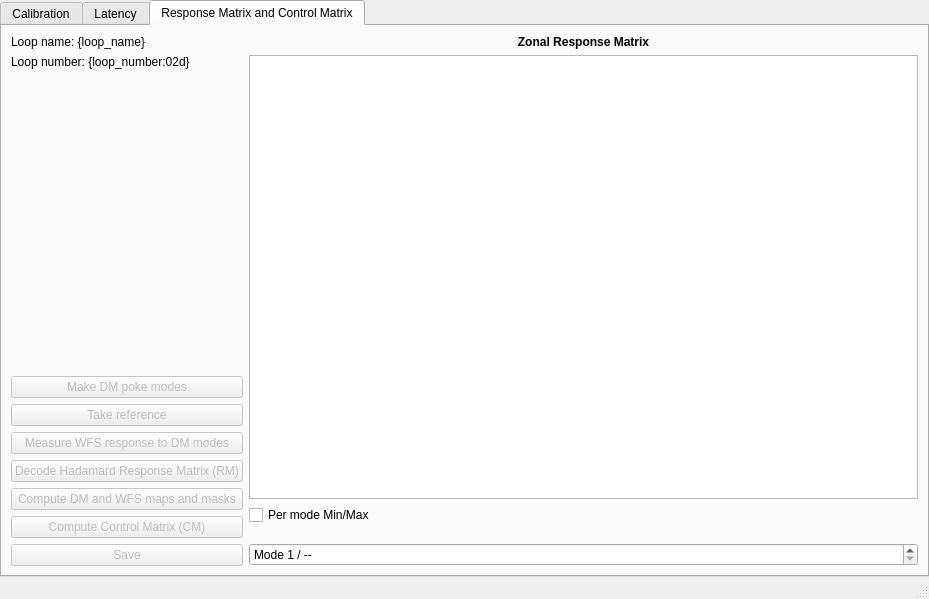
janis-hag/kalao-ics, file guis/ui/calibration.ui: the form before one commit.
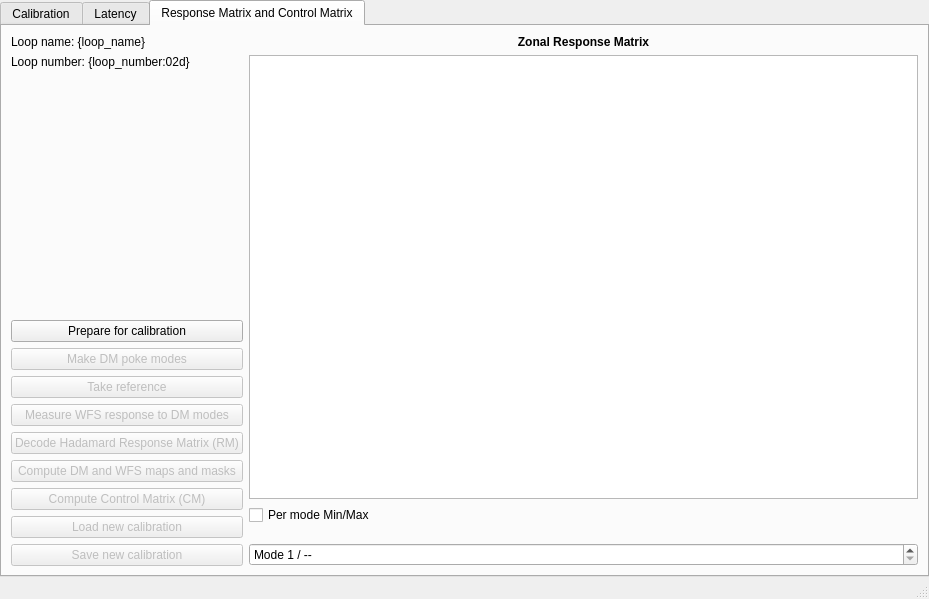
The form after the commit. The open tabs and pages were chosen to show the change. Custom widgets are drawn as their Qt base class.

Commit message: Improve calibration UI, general GUI improvements

What changed in the file:
```diff
--- a/guis/ui/calibration.ui
+++ b/guis/ui/calibration.ui
@@ -374,6 +374,13 @@
             </property>
            </spacer>
           </item>
+          <item>
+           <widget class="QPushButton" name="RMCM_prepare_button">
+            <property name="text">
+             <string>Prepare for calibration</string>
+            </property>
+           </widget>
+          </item>
           <item>
            <widget class="QPushButton" name="RMCM_mkDMpokemodes_button">
             <property name="enabled">
@@ -434,13 +441,23 @@
             </property>
            </widget>
           </item>
+          <item>
+           <widget class="QPushButton" name="RMCM_load_button">
+            <property name="enabled">
+             <bool>false</bool>
+            </property>
+            <property name="text">
+             <string>Load new calibration</string>
+            </property>
+           </widget>
+          </item>
           <item>
            <widget class="QPushButton" name="RMCM_save_button">
             <property name="enabled">
              <bool>false</bool>
             </property>
             <property name="text">
-             <string>Save</string>
+             <string>Save new calibration</string>
             </property>
            </widget>
           </item>
```
Left out of the diff: 2 changed lines with no effect on the pictures. The commit also changes 11 other files.
